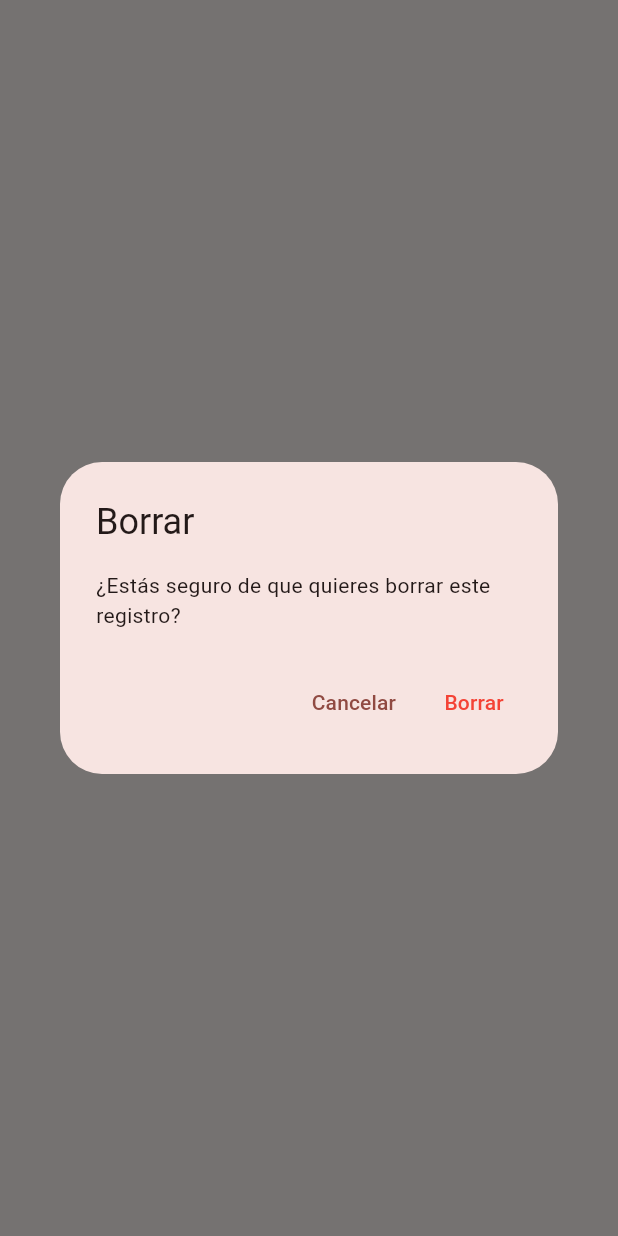
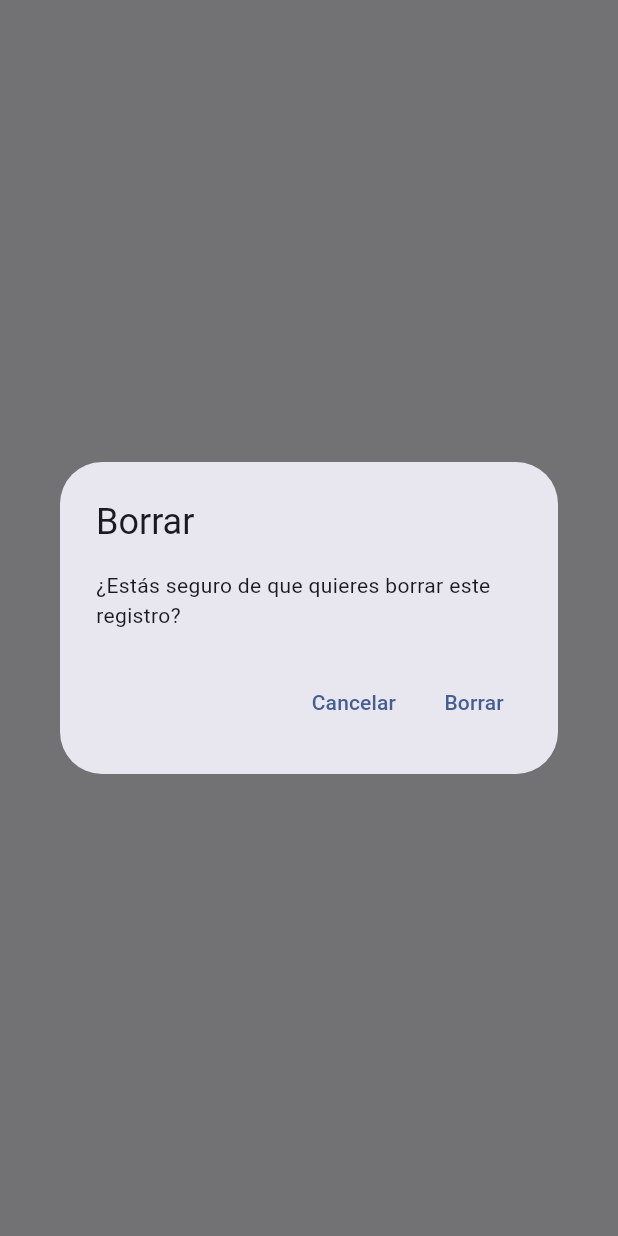
Before and after one commit to geocomchile/check_maintain_frontend, a Flutter app: what showDeleteConfirmation() shows on an empty page, opened directly with empty values, on a phone screen of 412 x 824 dp. Run offline on Flutter 3.47's test engine with Material 3 defaults, Android fonts, the light colour scheme and no system bars; our stand-ins replace dio, file_picker, flutter_dotenv, get, go_router, image_picker and 3 more; accounts and stored records are empty; network calls fail.

Commit message:
Update app theme color scheme

```diff
--- a/lib/config/theme/app_theme.dart
+++ b/lib/config/theme/app_theme.dart
@@ -3,7 +3,7 @@ import 'package:flutter/material.dart';
 class AppTheme {
 
   ThemeData getTheme() => ThemeData(
-    colorSchemeSeed: Colors.red,
+    colorSchemeSeed: Colors.blueAccent,
     useMaterial3: true
   );
 
--- a/lib/presentation/widgets/share/confirm_delete_dialog.dart
+++ b/lib/presentation/widgets/share/confirm_delete_dialog.dart
@@ -18,7 +18,7 @@ void showDeleteConfirmation(BuildContext context, void Function() onPressed) {
             ),
             TextButton(
               onPressed: onPressed,
-              child: const Text('Borrar', style: TextStyle(color: Colors.red))
+              child: const Text('Borrar')
             ),
           ],
         );
```
